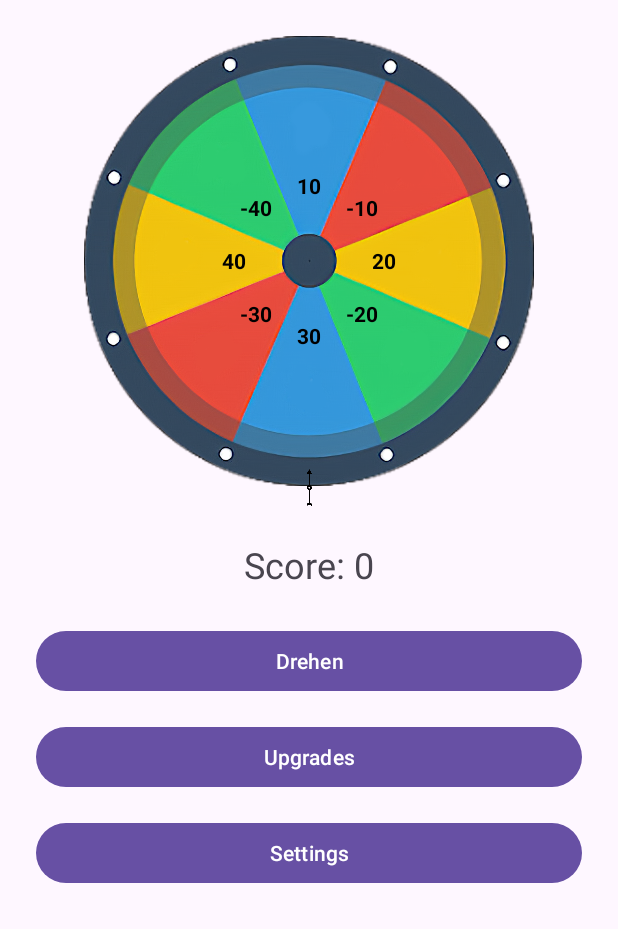
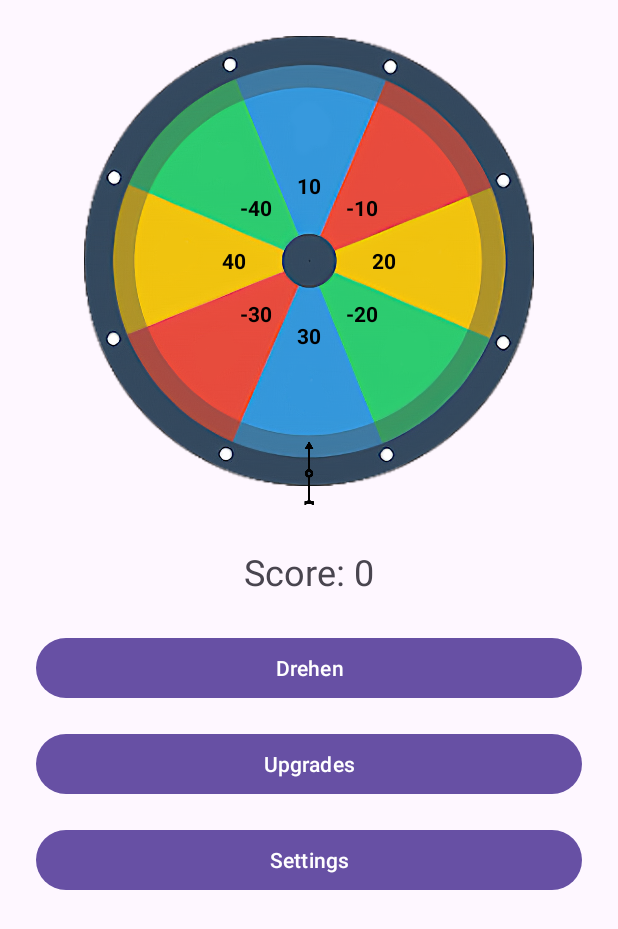
Before and after one commit to SCREWYT/Gluecksrad, an Android app: the MainActivity screen opened directly, with no data from a screen before it, on a phone screen of 412 x 824 dp. Shown: the top 929 px of the screen. Run offline under Robolectric (Android 15) with nearby library versions, the phone set to English and light mode, and no system bars.

Commit message:
Increase arrow size and adjust position for better visability

```diff
--- a/app/src/main/java/com/example/gluecksrad/ui/SettingsActivity.java
+++ b/app/src/main/java/com/example/gluecksrad/ui/SettingsActivity.java
@@ -66,6 +66,7 @@ public class SettingsActivity extends AppCompatActivity {
         });
     }
 
+    //  Mit KI innerhalb von einer Klasse die ich immer nutze ich d ann immemr rwennn
     // NetworkTestTask = Interne Klasse, die zu URL verbindet, Text dort liest und ausgibt
     private class NetworkTestTask extends AsyncTask<String, Void, String> {
 
--- a/app/src/main/res/layout/activity_main.xml
+++ b/app/src/main/res/layout/activity_main.xml
@@ -100,11 +100,11 @@
      Spieler als Orientierung -->
     <ImageView
         android:id="@+id/imageViewArrow"
-        android:layout_width="40dp"
-        android:layout_height="40dp"
+        android:layout_width="70dp"
+        android:layout_height="70dp"
         android:layout_below="@id/wheelContainer"
         android:layout_centerHorizontal="true"
-        android:layout_marginTop="-20dp"
+        android:layout_marginTop="-45dp"
         android:src="@drawable/ic_arrow_down"
         android:contentDescription="Pfeil zeigt Treffer" />
 
```
Also changed, not shown: 1 other file.
